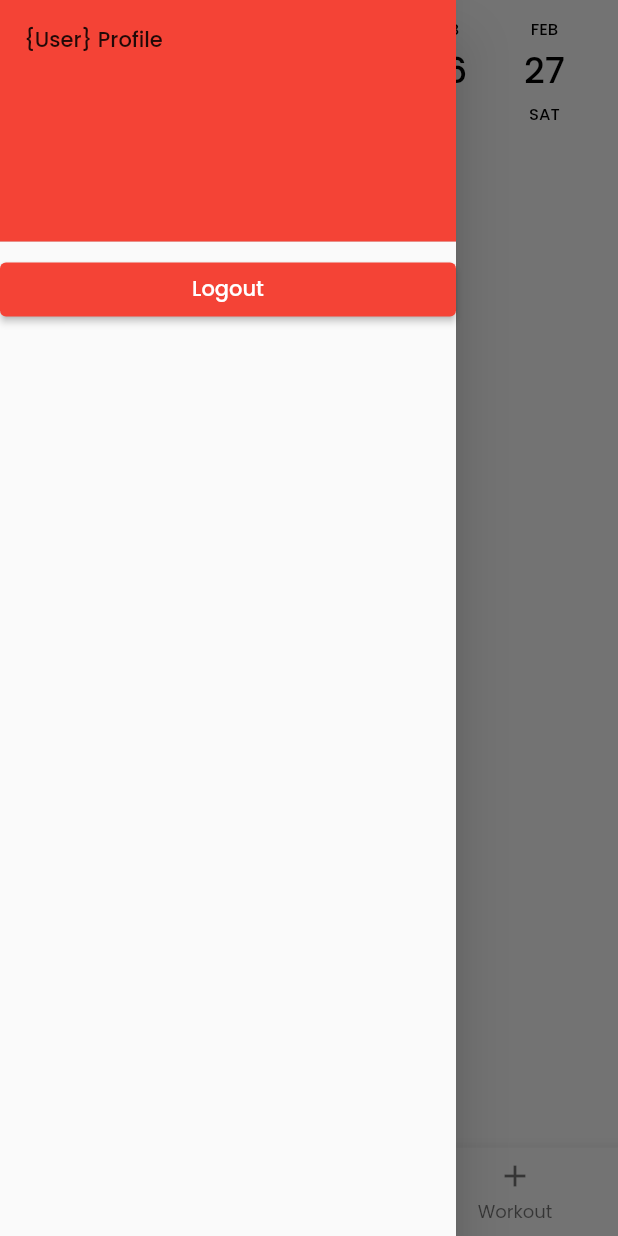
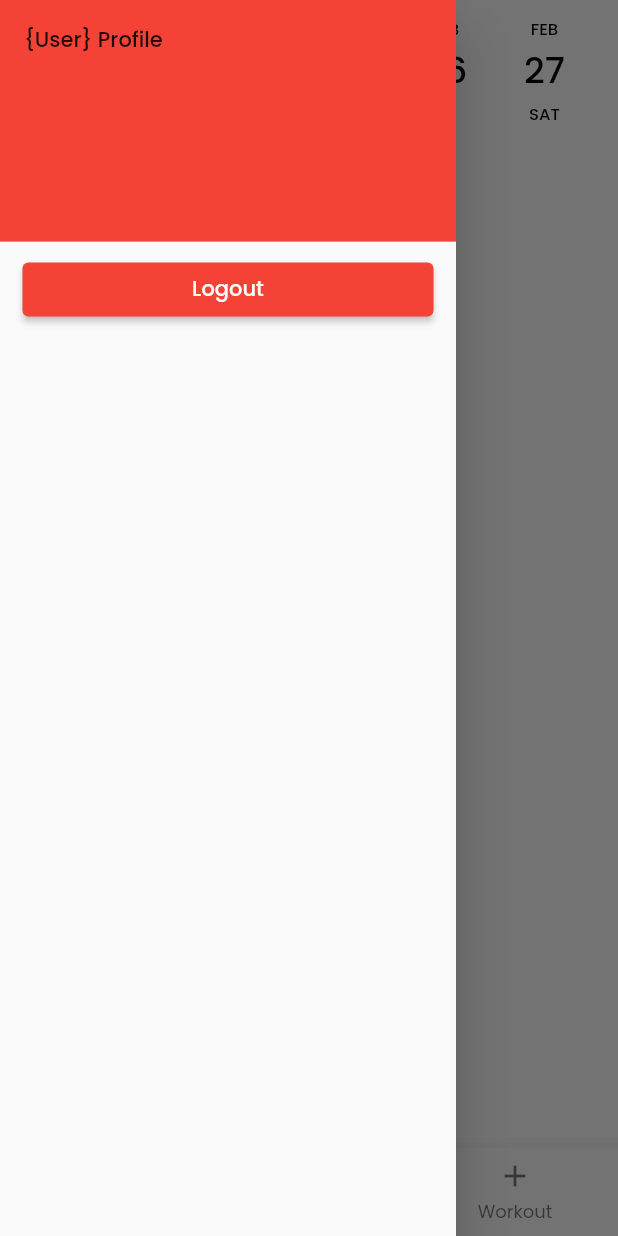
Before and after one commit to JohnnyNguyen01/riverpod-gym-app, a Flutter app: the screen it shows once a user with an empty profile is signed in, with the side drawer open, on a phone screen of 412 x 824 dp. Run offline on Flutter 3.47's test engine with Material 2 defaults, Android fonts, the phone set to English and light mode, and no system bars; drawn by our look-alikes of date_picker_timeline; our stand-ins replace cloud_firestore, firebase_auth, firebase_core, flutter_riverpod, form_field_validator, google_fonts and 1 more; accounts and stored records are empty.

Commit message:
fixed side drawer logout method

```diff
--- a/lib/pages/widgets/side_drawer/custom_side_drawer.dart
+++ b/lib/pages/widgets/side_drawer/custom_side_drawer.dart
@@ -1,5 +1,6 @@
 import 'package:flutter/material.dart';
 import 'package:flutter_riverpod/flutter_riverpod.dart';
+
 import 'package:gym_tracker/pages/widgets/side_drawer/custom_side_drawer_controller.dart';
 
 class SideDrawer extends ConsumerWidget {
@@ -17,12 +18,30 @@ class SideDrawer extends ConsumerWidget {
               color: Theme.of(context).primaryColor,
             ),
           ),
-          ElevatedButton(
+          _BuildLogoutButton(
             onPressed: () => _controller.handleLogoutBtn(context),
-            child: Text("Logout"),
-          ),
+          )
         ],
       ),
     );
   }
 }
+
+class _BuildLogoutButton extends StatelessWidget {
+  final Function onPressed;
+
+  const _BuildLogoutButton({
+    this.onPressed,
+  });
+
+  @override
+  Widget build(BuildContext context) {
+    return Container(
+      margin: EdgeInsets.symmetric(horizontal: 15),
+      child: ElevatedButton(
+        onPressed: () => onPressed(),
+        child: Text("Logout"),
+      ),
+    );
+  }
+}
```
Also changed, not shown: lib/pages/widgets/side_drawer/custom_side_drawer_controller.dart (+7 -2 lines).
